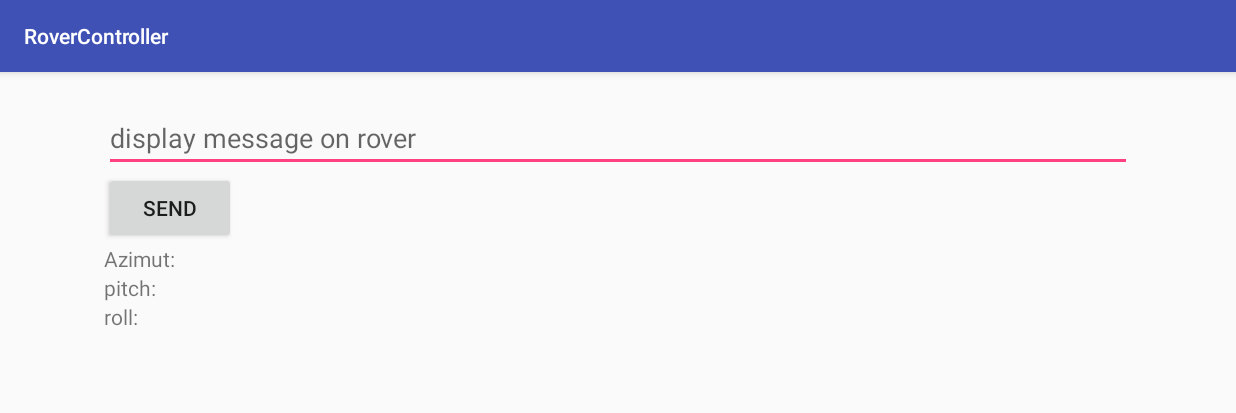
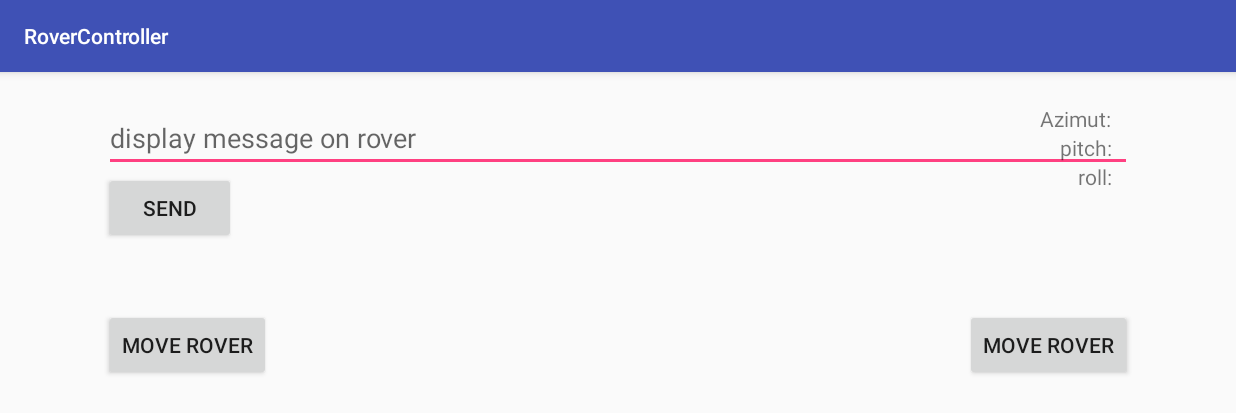
Before and after one commit to mtalhaf/rover-android, an Android app: the screen it shows after launch (MainActivity), on a phone screen of 824 x 412 dp (held sideways). Shown: the top 413 px of the screen. Run offline under Robolectric (Android 15) with nearby library versions, the phone set to English and light mode, and no system bars; our stand-ins replace RxJava; 1 statement that could not run was skipped.

Commit message:
added buttons for movement.

```diff
--- a/app/src/main/java/com/rovercontroller/mtalhaf/rovercontroller/activity/MainActivity.java
+++ b/app/src/main/java/com/rovercontroller/mtalhaf/rovercontroller/activity/MainActivity.java
@@ -243,6 +243,7 @@ public class MainActivity extends AppCompatActivity implements SensorEventListen
                 }, new Consumer<Throwable>() {
                     @Override
                     public void accept(Throwable throwable) throws Exception {
+                        Log.d("TURN", "error");
                         throwable.printStackTrace();
                         Toast.makeText(MainActivity.this, "Can't connect to the API", Toast.LENGTH_SHORT).show();
                     }
@@ -267,6 +268,8 @@ public class MainActivity extends AppCompatActivity implements SensorEventListen
                 }, new Consumer<Throwable>() {
                     @Override
                     public void accept(Throwable throwable) throws Exception {
+                        Log.d("TURN", "error");
+                        throwable.printStackTrace();
                         Toast.makeText(MainActivity.this, "Can't connect to the API", Toast.LENGTH_SHORT).show();
                     }
                 });
--- a/app/src/main/res/layout/activity_main.xml
+++ b/app/src/main/res/layout/activity_main.xml
@@ -12,12 +12,13 @@
 
     <ScrollView
         android:layout_width="match_parent"
-        android:layout_height="wrap_content">
+        android:layout_height="match_parent"
+        android:fillViewport="true">
 
         <RelativeLayout
             android:layout_width="wrap_content"
             android:layout_margin="5dp"
-            android:layout_height="wrap_content">
+            android:layout_height="match_parent">
 
             <EditText
                 android:id="@+id/displayMessageEditText"
@@ -36,13 +37,20 @@
                 android:id="@+id/azimutTextView"
                 android:layout_width="wrap_content"
                 android:layout_height="wrap_content"
-                android:layout_below="@id/displayMessageButton"
+                android:paddingEnd="10dp"
+                android:paddingRight="10dp"
+                android:layout_alignParentEnd="true"
+                android:layout_alignParentRight="true"
                 android:text="Azimut: "/>
 
             <TextView
                 android:id="@+id/pitchTextView"
                 android:layout_width="wrap_content"
                 android:layout_height="wrap_content"
+                android:paddingEnd="10dp"
+                android:paddingRight="10dp"
+                android:layout_alignParentEnd="true"
+                android:layout_alignParentRight="true"
                 android:layout_below="@id/azimutTextView"
                 android:text="pitch: "/>
 
@@ -50,8 +58,30 @@
                 android:id="@+id/rollTextView"
                 android:layout_width="wrap_content"
                 android:layout_height="wrap_content"
+                android:paddingEnd="10dp"
+                android:paddingRight="10dp"
+                android:layout_alignParentEnd="true"
+                android:layout_alignParentRight="true"
                 android:layout_below="@id/pitchTextView"
                 android:text="roll: "/>
+
+            <Button
+                android:id="@+id/keepRoverMovingButton"
+                android:layout_width="wrap_content"
+                android:layout_height="wrap_content"
+                android:layout_centerVertical="true"
+                android:layout_alignParentLeft="true"
+                android:layout_alignParentStart="true"
+                android:text="Move rover"/>
+
+            <Button
+                android:id="@+id/keepRoverMovingButton"
+                android:layout_width="wrap_content"
+                android:layout_height="wrap_content"
+                android:layout_centerVertical="true"
+                android:layout_alignParentRight="true"
+                android:layout_alignParentEnd="true"
+                android:text="Move rover"/>
 
         </RelativeLayout>
     </ScrollView>
```
